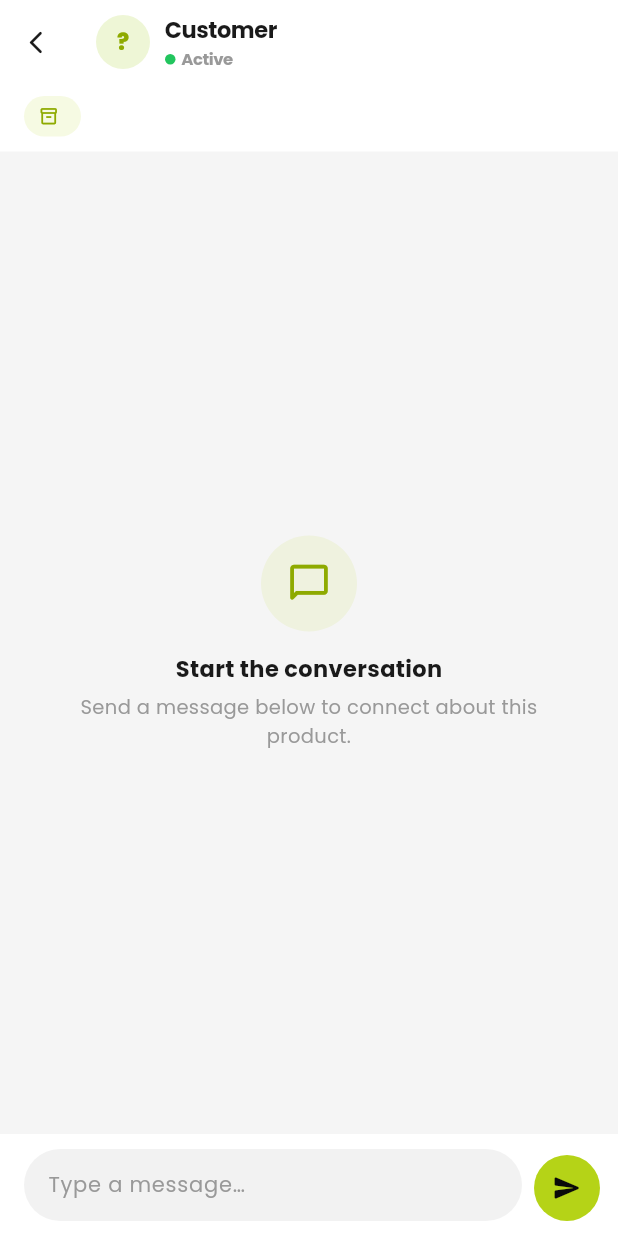
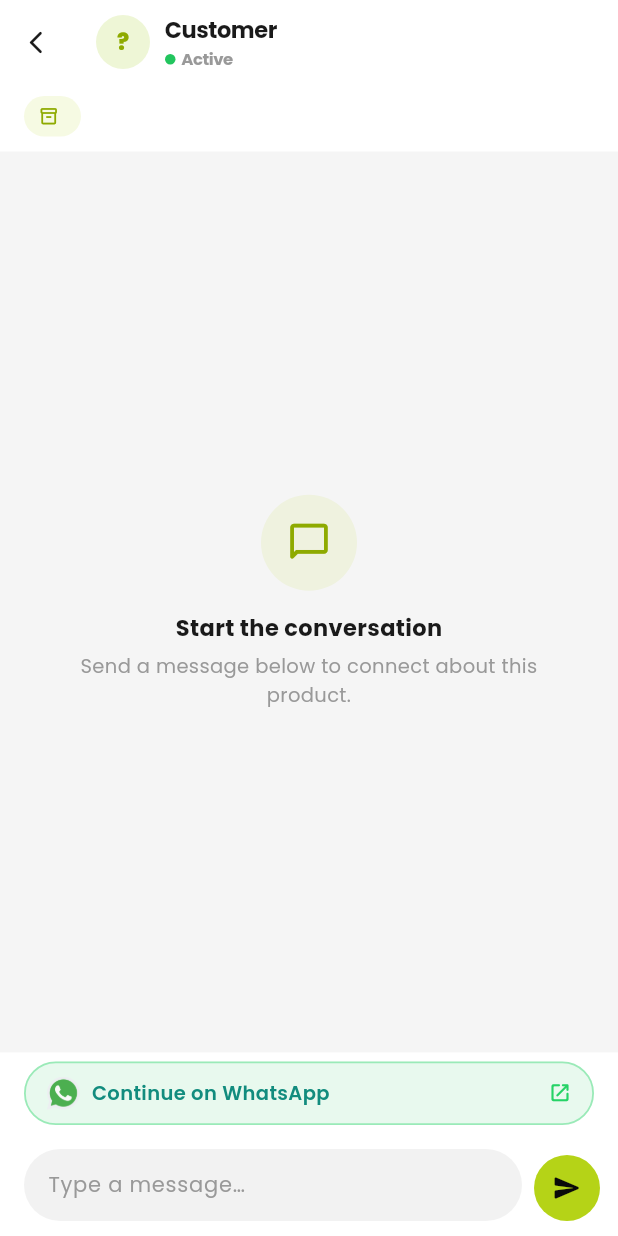
Before and after one commit to vector-gru/neno-smartlife-app, a Flutter app: the ChatScreen screen opened directly with empty values, on a phone screen of 412 x 824 dp. Run offline on Flutter 3.47's test engine with Material 3 defaults, Android fonts, the light colour scheme and no system bars; our stand-ins replace cached_network_image, cloud_firestore, firebase_auth, firebase_core, firebase_messaging, flutter_local_notifications and 7 more; accounts and stored records are empty.

Commit message:
feat: link to whatsapp

```diff
--- a/lib/features/chat/chat_screen.dart
+++ b/lib/features/chat/chat_screen.dart
@@ -4,6 +4,7 @@ import 'package:flutter/material.dart';
 import 'package:flutter/services.dart';
 import 'package:google_fonts/google_fonts.dart';
 import 'package:intl/intl.dart';
+import 'package:url_launcher/url_launcher.dart';
 
 import '../../core/constants/app_colors.dart';
 import '../../core/services/chat_service.dart';
@@ -14,6 +15,9 @@ import '../../core/services/chat_service.dart';
 
 const _kMomoNumber = '679362871';
 const _kMomoName = 'Nelson Ngehmi';
+
+/// Admin's WhatsApp short link — opens directly in the admin's inbox.
+const _kAdminWhatsAppLink = 'https://wa.me/qr/TMOBUKHTEXKNG1';
 
 // ── English ────────────────────────────────────────────────────────────────
 const _kMomoTextEn = '💛 MTN MoMo Payment Details\n\n'
@@ -128,6 +132,33 @@ class _ChatScreenState extends State<ChatScreen> {
     }
   }
 
+  /// Sends the hand-off message in-chat then opens WhatsApp with a
+  /// pre-written message referencing the product.
+  Future<void> _continueOnWhatsApp() async {
+    // 1. Post an automated message in the in-app thread first.
+    await _send(
+      overrideText: '👋 I\'d like to continue this conversation on WhatsApp. '
+          'Please reach out to me there — I\'ll be messaging you about '
+          '"${widget.productName}".',
+    );
+
+    // 2. Build the WhatsApp deep-link with a pre-written message.
+    final waText = Uri.encodeComponent(
+      'Hello Neno SmartLife! 👋\n\n'
+      'I\'m interested in: *${widget.productName}*\n\n'
+      'I was chatting with you on the Neno SmartLife app and would like '
+      'to continue here. Could you help me with more details?',
+    );
+    final uri = Uri.parse('https://wa.me/qr/TMOBUKHTEXKNG1?text=$waText');
+    if (!await launchUrl(uri, mode: LaunchMode.externalApplication)) {
+      // Fallback: open the plain QR link without pre-filled text.
+      await launchUrl(
+        Uri.parse(_kAdminWhatsAppLink),
+        mode: LaunchMode.externalApplication,
+      );
+    }
+  }
+
   @override
   Widget build(BuildContext context) {
     SystemChrome.setSystemUIOverlayStyle(SystemUiOverlayStyle.dark);
@@ -207,6 +238,9 @@ class _ChatScreenState extends State<ChatScreen> {
                 type: 'thankyou',
               ),
             ),
+
+          // Customer-only WhatsApp hand-off bar
+          if (!widget.isAdmin) _WhatsAppBar(onTap: _continueOnWhatsApp),
 
           _InputBar(
             controller: _textController,
@@ -1049,6 +1083,63 @@ class _DateSeparator extends StatelessWidget {
 }
 
 // ─────────────────────────────────────────────────────────────────────────────
+// WhatsApp hand-off bar (customer only)
+// ─────────────────────────────────────────────────────────────────────────────
+
+class _WhatsAppBar extends StatelessWidget {
+  final VoidCallback onTap;
+  const _WhatsAppBar({required this.onTap});
+
+  @override
+  Widget build(BuildContext context) {
+    return Container(
+      color: Colors.white,
+      padding: const EdgeInsets.fromLTRB(16, 6, 16, 6),
+      child: GestureDetector(
+        onTap: onTap,
+        child: Container(
+          padding: const EdgeInsets.symmetric(horizontal: 14, vertical: 9),
+          decoration: BoxDecoration(
+            color: const Color(0xFFE8F9EE),
+            borderRadius: BorderRadius.circular(24),
+            border: Border.all(
+              color: const Color(0xFF25D366).withValues(alpha: 0.4),
+              width: 1.2,
+            ),
+          ),
+          child: Row(
+            mainAxisSize: MainAxisSize.min,
+            children: [
+              // WhatsApp logo
+              Image.asset(
+                'assets/icons/whatsapp.png',
+                width: 22,
+                height: 22,
+              ),
+              const SizedBox(width: 8),
+              Text(
+                'Continue on WhatsApp',
+                style: GoogleFonts.poppins(
+                  fontSize: 13,
+                  fontWeight: FontWeight.w600,
+                  color: const Color(0xFF128C7E),
+                ),
+              ),
+              const Spacer(),
+              const Icon(
+                Icons.open_in_new_rounded,
+                size: 15,
+                color: Color(0xFF25D366),
+              ),
+            ],
+          ),
+        ),
+      ),
+    );
+  }
+}
+
+// ─────────────────────────────────────────────────────────────────────────────
 // Input bar
 // ─────────────────────────────────────────────────────────────────────────────
 
```
Also changed, not shown: lib/features/chat/customer_chats_screen.dart (+39 -0 lines), assets/icons/whatsapp.png (added).
